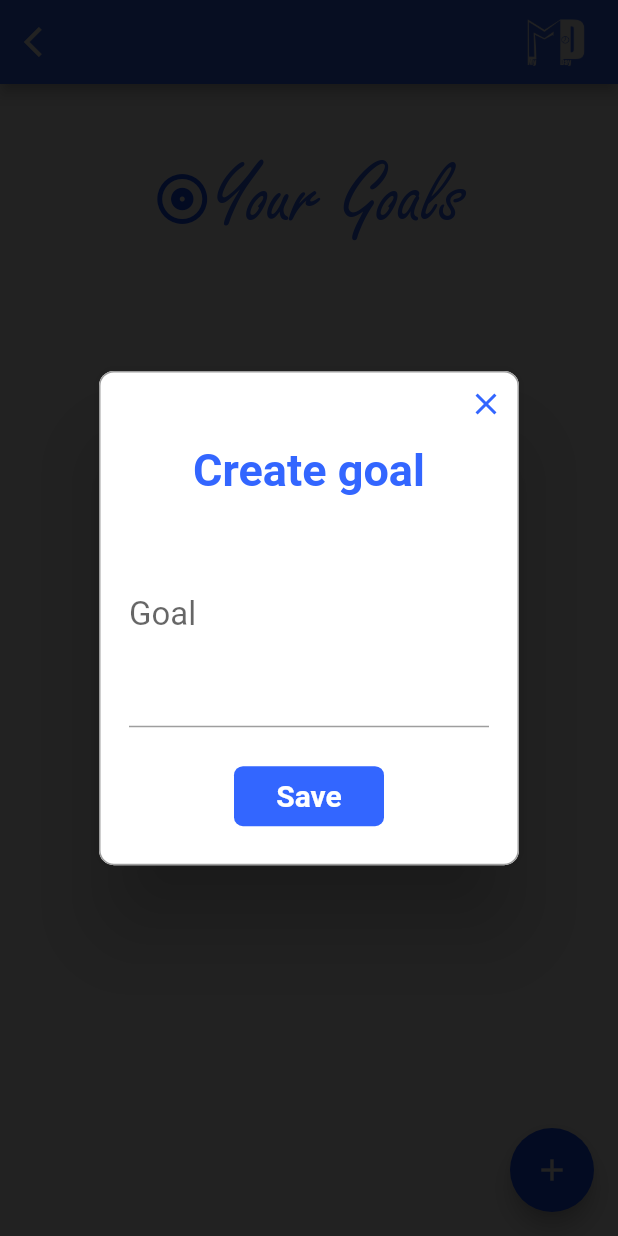
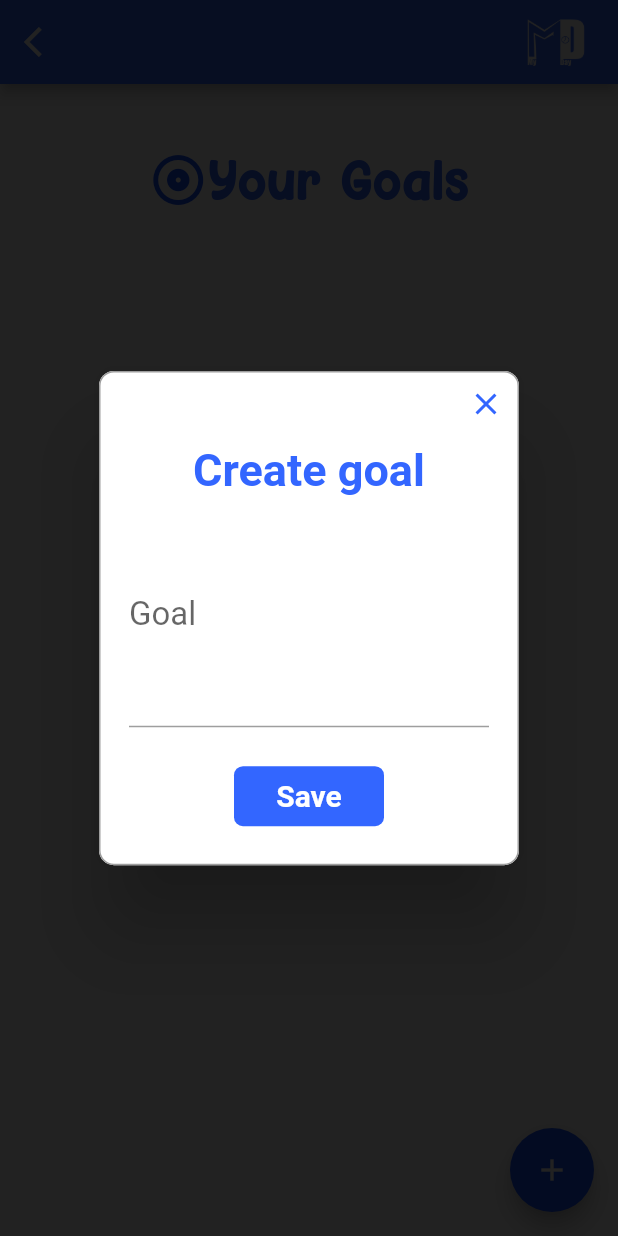
Before and after one commit to LFGaius/My-Day-App, a Flutter app: the GoalsPage screen opened directly, after a tap on the "add" icon, on a phone screen of 412 x 824 dp. Run offline on Flutter 3.47's test engine with Material 2 defaults, Android fonts, the light colour scheme and no system bars; drawn by our look-alikes of rflutter_alert; our stand-ins replace dots_indicator, expandable, flutter_local_notifications, fluttertoast, sembast, shared_preferences and 2 more; missing offline and left inert: fitted_text_field_container, pedantic; accounts and stored records are empty; Roboto replaces fonts that are missing (APril Flowers, HEy Comic); statements that could not run were skipped.

Commit message:
UI fixes 2

```diff
--- a/lib/pages/goals_page.dart
+++ b/lib/pages/goals_page.dart
@@ -106,11 +106,7 @@ class _GoalsPageState extends State<GoalsPage> {
               ),
               Text(
                 'Your Goals',
-                style: TextStyle(
-                  color: ConfigDatas.appBlueColor,
-                  fontSize: 60,
-                  fontFamily: 'Freestyle Script Regular',
-                ),
+                style: Theme.of(context).textTheme.headline1,
               ),
             ],
           ),
@@ -185,11 +181,7 @@ class _GoalsPageState extends State<GoalsPage> {
                                 maxLines: null,
                                 readOnly: true,
                                 textAlign: TextAlign.center,
-                                style: TextStyle(
-                                  color: Colors.white,
-                                  fontSize: 35,
-                                  fontFamily: 'Freestyle Script Regular',
-                                ),
+                                style: Theme.of(context).textTheme.bodyText1,
                                 keyboardType: TextInputType.multiline,
                                 decoration: InputDecoration(
                                   border: InputBorder.none,
```
